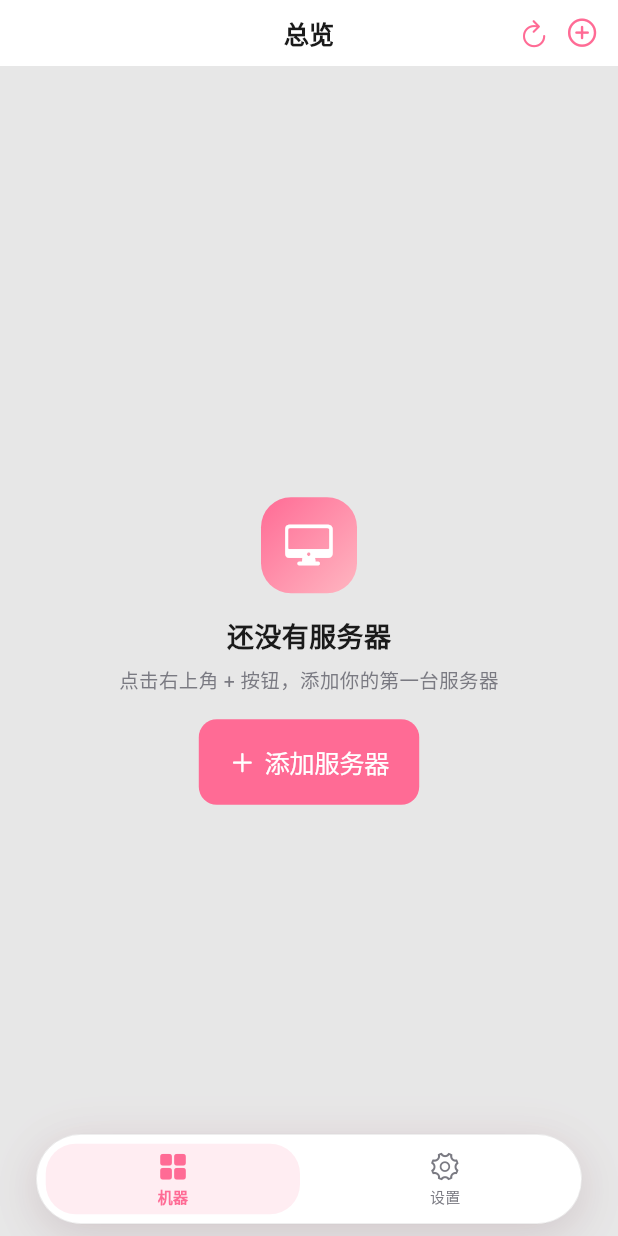
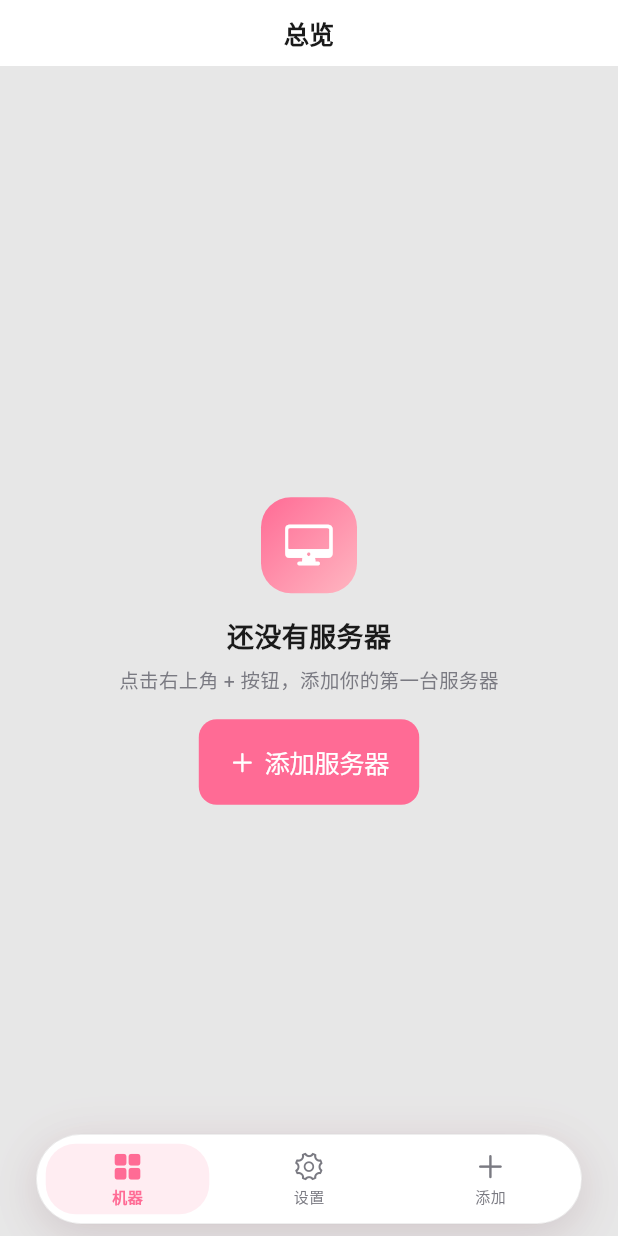
Before and after one commit to mzhscan/monitor-status, a Flutter app: the IOSApp widget shown alone on an empty page, opened directly with empty values, on a phone screen of 412 x 824 dp. Run offline on Flutter 3.47's test engine with Material 3 defaults, Android fonts, the phone set to English and light mode, and no system bars; our stand-ins replace flutter_secure_storage, shared_preferences; accounts and stored records are empty.

Commit message:
refactor(ios): nav bar 右上角去按钮 + 加号放 tab bar 最右 + 下拉刷新
按用户反馈：
1. 右上角的刷新/加号按钮去掉（top nav bar 只剩标题）
2. 加号按钮移到底部 tab bar，最右边
3. 刷新改为下拉刷新（RefreshIndicator 包 ListView）
4. 卡片底部'更新于'改粉色 chip 样式（跟整体粉主题协调）

【改】app/lib/ios/ios_machines_page.dart
- 顶部 nav bar trailing 只剩错误指示器（store.error 有时）
  + 加载中转圈（store.isLoading 时）
- 加号/刷新按钮都删了
- RefreshIndicator 包裹 ListView.builder（替代右上角刷新按钮）
  onRefresh: store.refresh + 等 600ms 让 spinner 显示
- '更新于' 时间戳改粉色 chip：
  Container(
    color: cardChipBackground (浅粉),
    borderRadius: 14,
    child: Text(color: primary, 粉字),
  )
- AlwaysScrollableScrollPhysics 包裹 BouncingScrollPhysics
  （让下拉触发 refresh 能 work）

【改】app/lib/ios/ios_app.dart
- Tab bar 3 个 tab：机器 / 设置 / 添加
- 添加 tab（index 2，最右）：点一下直接 push add page
  （add page 关闭时自动回到机器 tab）
- IndexedStack[2] 占位 SizedBox.shrink（添加 tab 不需要 stack）
- _machinesNavigatorKey 复用，添加 push 走机器 tab 的 Navigator

【改】app/lib/ios/ios_theme.dart
- cardChipBackground = Color(0xFFFFEEF2)（浅粉，
  跟安卓 _GradientBackdrop 渐变里那个浅粉一致）

效果（机器页截图）：
- 顶部 nav bar 只有'总览'标题（清爽）
- 5 台机器数据正常
- 底部 tab bar 3 个：机器（选中）/ 设置 / 添加（最右）
- 卡片底部'更新于 00:32:38'粉色 chip
- 下拉刷新工作（RefreshIndicator）

不发版（用户偏好：非破坏性走 commit+push）

```diff
--- a/app/lib/ios/ios_app.dart
+++ b/app/lib/ios/ios_app.dart
@@ -104,6 +104,12 @@ class _IOSAppState extends State<IOSApp> {
         activeIcon: CupertinoIcons.gear_solid,
         label: '设置',
       ),
+      // 最右边 tab：添加（v2.4.31+）—— 选中时直接 push 添加服务器页
+      IOSTabBarItem(
+        icon: CupertinoIcons.add,
+        activeIcon: CupertinoIcons.add_circled_solid,
+        label: '添加',
+      ),
     ];
 
     return Stack(
@@ -116,17 +122,20 @@ class _IOSAppState extends State<IOSApp> {
             child: IndexedStack(
               index: _currentIndex,
               children: [
-                // 机器 tab
+                // 0: 机器 tab
                 CupertinoTabView(
                   navigatorKey: _machinesNavigatorKey,
                   onGenerateRoute: _onGenerateRoute,
                   builder: (ctx) => IOSMachinesPage(store: widget.store),
                 ),
-                // 设置 tab
+                // 1: 设置 tab
                 CupertinoTabView(
                   onGenerateRoute: _onGenerateRoute,
                   builder: (ctx) => IOSSettingsPage(store: widget.store),
                 ),
+                // 2: "添加" tab —— 占位：打开时直接 push add page
+                // （实际 push 在 onTap 处理）
+                const SizedBox.shrink(),
               ],
             ),
           ),
@@ -135,13 +144,18 @@ class _IOSAppState extends State<IOSApp> {
         IOSTabBar(
           currentIndex: _currentIndex,
           onTap: (i) {
+            if (i == 2) {
+              // 最右边"添加"tab：点一下直接 push add page
+              // （add page 关闭时自动回到机器 tab）
+              _machinesNavigatorKey.currentState?.pushNamed('/add');
+              return;
+            }
             if (i == _currentIndex) {
               // 点当前 tab → 弹回根（iOS 标准行为）
               if (i == 0) {
                 _machinesNavigatorKey.currentState?.popUntil((r) => r.isFirst);
-              } else {
-                // settings tab 没有保存 key，简化处理
               }
+              // 设置 tab 不做特殊处理
             } else {
               setState(() => _currentIndex = i);
             }
--- a/app/lib/ios/ios_machines_page.dart
+++ b/app/lib/ios/ios_machines_page.dart
@@ -10,7 +10,7 @@
 import 'dart:math' as math;
 
 import 'package:flutter/cupertino.dart';
-import 'package:flutter/material.dart' show LinearProgressIndicator;
+import 'package:flutter/material.dart' show LinearProgressIndicator, Colors, RefreshIndicator;
 
 import '../models.dart';
 import '../store.dart';
@@ -61,6 +61,8 @@ class _IOSMachinesPageState extends State<IOSMachinesPage> {
         Column(
           children: [
             // 顶部导航条：紧凑（44px）替代之前的大标题（96px+）
+            // v2.4.31+：去掉了右上角的刷新和加号按钮 —— 刷新改下拉，
+            // 加号放到底部 tab bar
             CupertinoNavigationBar(
               backgroundColor: const Color(0xFFFFFFFF),
               border: null,
@@ -74,62 +76,27 @@ class _IOSMachinesPageState extends State<IOSMachinesPage> {
                   color: IOSTheme.textPrimary,
                 ),
               ),
-              trailing: Row(
-                mainAxisSize: MainAxisSize.min,
-                children: [
-                  if (store.isLoading)
-                    const Padding(
-                      padding: EdgeInsets.only(right: 4),
+              trailing: store.isLoading
+                  ? const Padding(
+                      padding: EdgeInsets.only(right: 8),
                       child: CupertinoActivityIndicator(radius: 9),
-                    ),
-                  // 错误指示器（store.error 存在时显示红 icon + 角标）
-                  if (store.error != null && store.error!.isNotEmpty)
-                    CupertinoButton(
+                    )
+                  : (store.error != null && store.error!.isNotEmpty
+                      ? CupertinoButton(
                           padding: EdgeInsets.zero,
                           minSize: 32,
                           onPressed: () {
                             Navigator.of(context).pushNamed('/error-details');
                           },
-                      child: Stack(
-                        clipBehavior: Clip.none,
-                        children: [
-                          const Icon(
+                          child: const Icon(
                             CupertinoIcons.exclamationmark_circle,
                             color: IOSTheme.danger,
                             size: 20,
                           ),
-                          Positioned(
-                            top: -2,
-                            right: -3,
-                            child: Container(
-                              width: 7,
-                              height: 7,
-                              decoration: BoxDecoration(
-                                color: IOSTheme.danger,
-                                shape: BoxShape.circle,
-                                border: Border.all(color: const Color(0xFFFFFFFF), width: 1.2),
+                        )
+                      : null),
             ),
-                            ),
-                          ),
-                        ],
-                      ),
-                    ),
-                  CupertinoButton(
-                    padding: EdgeInsets.zero,
-                    minSize: 32,
-                    onPressed: store.refresh,
-                    child: const Icon(CupertinoIcons.refresh, color: IOSTheme.primary, size: 20),
-                  ),
-                  CupertinoButton(
-                    padding: EdgeInsets.zero,
-                    minSize: 32,
-                    onPressed: _openAddPage,
-                    child: const Icon(CupertinoIcons.add_circled, color: IOSTheme.primary, size: 22),
-                  ),
-                ],
-              ),
-            ),
-            // 内容区
+            // 内容区：下拉刷新（v2.4.31+ 替代之前右上角刷新按钮）
             Expanded(
               child: _buildContent(hasServers, hasData, servers),
             ),
@@ -152,8 +119,19 @@ class _IOSMachinesPageState extends State<IOSMachinesPage> {
       return const Center(child: CupertinoActivityIndicator(radius: 14));
     }
     // ListView（去掉 sliver，直接用普通 ListView + ListView.builder）
-    return ListView.builder(
-      physics: const BouncingScrollPhysics(),
+    // v2.4.31+：加下拉刷新（替代之前右上角刷新按钮）
+    return RefreshIndicator(
+      color: IOSTheme.primary,
+      backgroundColor: Colors.white,
+      onRefresh: () async {
+        store.refresh();
+        // 等一小段时间让 spinner 显示出来再消失
+        await Future.delayed(const Duration(milliseconds: 600));
+      },
+      child: ListView.builder(
+        physics: const AlwaysScrollableScrollPhysics(
+          parent: BouncingScrollPhysics(),
+        ),
         padding: const EdgeInsets.fromLTRB(
           IOSTheme.paddingL, IOSTheme.paddingS,
           IOSTheme.paddingL, 140,  // 留出浮动 tab bar 空间
@@ -166,16 +144,24 @@ class _IOSMachinesPageState extends State<IOSMachinesPage> {
               child: _buildCardSlot(i),
             );
           }
-        // 最后一个 item：底部"更新于"时间戳
+          // 最后一个 item：底部"更新于"时间戳（v2.4.31+：粉色 chip 样式）
           if (store.lastSuccessAt != null) {
             return Padding(
               padding: const EdgeInsets.only(top: 4, bottom: 24),
               child: Center(
+                child: Container(
+                  padding: const EdgeInsets.symmetric(horizontal: 12, vertical: 5),
+                  decoration: BoxDecoration(
+                    color: IOSTheme.cardChipBackground,
+                    borderRadius: BorderRadius.circular(14),
+                  ),
                   child: Text(
                     '更新于 ${fmtTime(store.lastSuccessAt!)}',
                     style: const TextStyle(
-                  color: IOSTheme.textTertiary,
+                      color: IOSTheme.primary,
                       fontSize: 11,
+                      fontWeight: FontWeight.w600,
+                    ),
                   ),
                 ),
               ),
@@ -183,6 +169,7 @@ class _IOSMachinesPageState extends State<IOSMachinesPage> {
           }
           return const SizedBox.shrink();
         },
+      ),
     );
   }
 
--- a/app/lib/ios/ios_theme.dart
+++ b/app/lib/ios/ios_theme.dart
@@ -37,6 +37,10 @@ class IOSTheme {
   // v2.4.30: 0xFFFFEAF0 用户还说浓 → 再淡 50%（每通道向 255 拉一半）
   // → 0xFFFFF4F7 几乎白但保留一丝粉
   static const Color trackBackground = Color(0xFFFFF4F7);
+
+  // 卡片底部小 chip 背景（更新时间戳用，浅粉）
+  // 跟安卓 _GradientBackdrop 渐变里那个浅粉一致
+  static const Color cardChipBackground = Color(0xFFFFEEF2);
 
   // 文字（深色，跟安卓一致）
   static const Color textPrimary = Color(0xFF1A1A1A);
```
Lines whose indentation alone changed are shown as unchanged.
